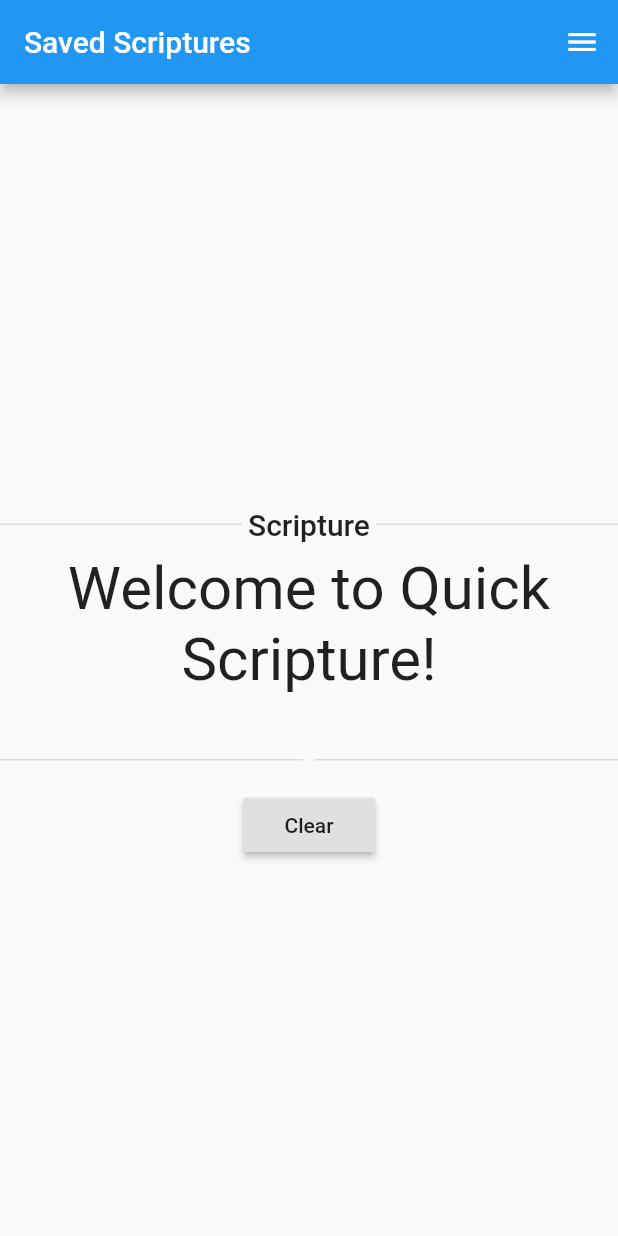
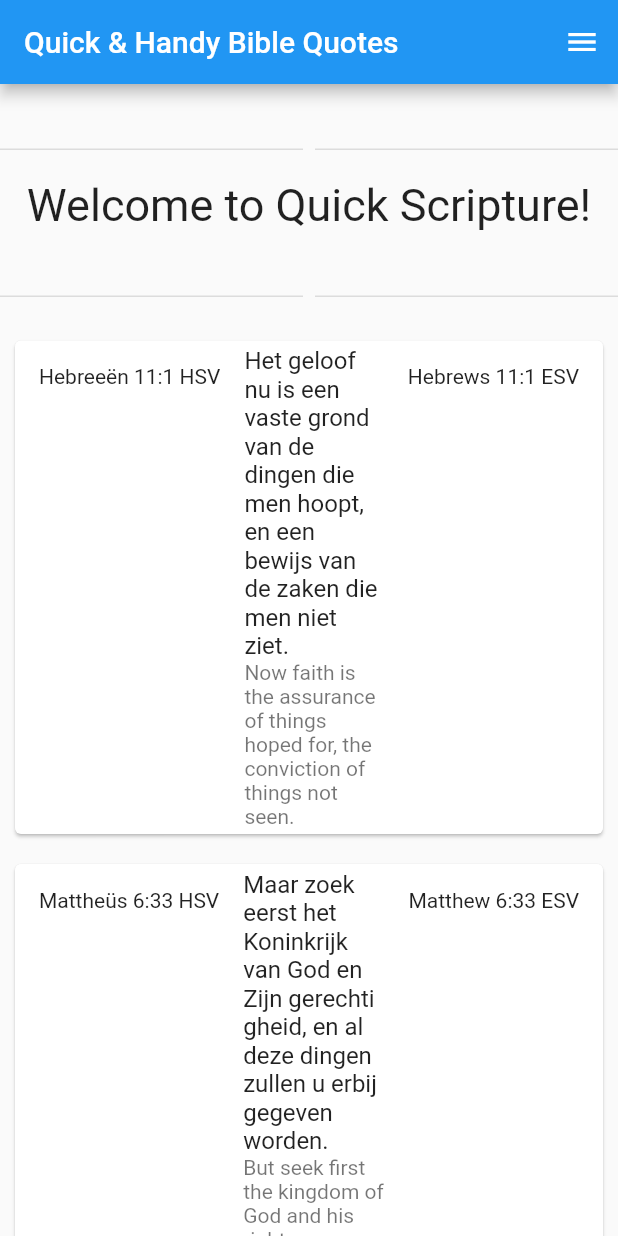
Before and after one commit to PaulWondel/android-app, a Flutter app: the screen it shows after launch, on a phone screen of 412 x 824 dp. Run offline on Flutter 3.47's test engine with Material 2 defaults, Android fonts, the phone set to English and light mode, and no system bars.

Commit message:
first release

```diff
--- /dev/null
+++ b/appie_yappie/assets/texts/example.json
@@ -0,0 +1,6 @@
+{
+    "page_esv": "",
+    "esv": "",
+    "page_hsv": "",
+    "hsv": ""
+}
--- /dev/null
+++ b/appie_yappie/assets/texts/scriptures.json
@@ -0,0 +1,130 @@
+{
+  "items": [
+    {
+      "page_esv": "Hebrews 11:1 ESV",
+      "esv": "Now faith is the assurance of things hoped for, the conviction of things not seen.",
+      "page_hsv": "Hebreeën 11:1 HSV",
+      "hsv": "Het geloof nu is een vaste grond van de dingen die men hoopt, en een bewijs van de zaken die men niet ziet."
+    },
+    {
+      "page_esv": "Matthew 6:33 ESV",
+      "esv": "But seek first the kingdom of God and his righteousness, and all these things will be added to you.",
+      "page_hsv": "Mattheüs 6:33 HSV",
+      "hsv": "Maar zoek eerst het Koninkrijk van God en Zijn gerechtigheid, en al deze dingen zullen u erbij gegeven worden."
+    },
+    {
+      "page_esv": "Acts 10:38 ESV",
+      "esv": "how God anointed Jesus of Nazareth with the Holy Spirit and with power. He went about doing good and healing all who were oppressed by the devil, for God was with him.",
+      "page_hsv": "Handelingen 10:38 HSV",
+      "hsv": "hoe God Jezus van Nazareth gezalfd heeft met de Heilige Geest en met kracht en hoe Hij het land doorgegaan is, terwijl Hij goeddeed en allen die door de duivel overweldigd waren, genas, want God was met Hem."
+    },
+    {
+      "page_esv": "Matthew 6:21 ESV",
+      "esv": "For where your treasure is, there your heart will be also.",
+      "page_hsv": "Mattheüs 6:21 HSV",
+      "hsv": "want waar uw schat is, daar zal ook uw hart zijn."
+    },
+    {
+      "page_esv": "1 Peter 2:24 ESV",
+      "esv": "He himself bore our sins in his body on the tree, that we might die to sin and live to righteousness. By his wounds you have been healed.",
+      "page_hsv": "1 Petrus 2:24 HSV",
+      "hsv": "Die Zelf onze zonden in Zijn lichaam gedragen heeft op het hout, opdat wij, voor de zonden dood, voor de gerechtigheid zouden leven. Door Zijn striemen bent u genezen."
+    },
+    {
+      "page_esv": "Matthew 10:1 ESV",
+      "esv": "And he called to him his twelve disciples and gave them authority over unclean spirits, to cast them out, and to heal every disease and every affliction.",
+      "page_hsv": "Mattheüs 10:1 HSV",
+      "hsv": "En Hij riep Zijn twaalf discipelen bij Zich en gaf hun macht over de onreine geesten om die uit te drijven, en om iedere ziekte en elke kwaal te genezen."
+    },
+    {
+      "page_esv": "Ephesians 1:3 ESV",
+      "esv": "Blessed be the God and Father of our Lord Jesus Christ, who has blessed us in Christ with every spiritual blessing in the heavenly places,",
+      "page_hsv": "Efeze 1:3 HSV",
+      "hsv": "Gezegend zij de God en Vader van onze Heere Jezus Christus, Die ons gezegend heeft met alle geestelijke zegen in de hemelse gewesten in Christus,"
+    },
+    {
+      "page_esv": "Romans 10:17 ESV",
+      "esv": "So faith comes from hearing, and hearing through the word of Christ.",
+      "page_hsv": "Romeinen 10:17 HSV",
+      "hsv": "Zo is dan het geloof uit het gehoor en het gehoor door het Woord van God."
+    },
+    {
+      "page_esv": "John 12:8 ESV",
+      "esv": "For the poor you always have with you, but you do not always have me.”",
+      "page_hsv": "Johannes 12:8 HSV",
+      "hsv": "Want de armen hebt u altijd bij u, maar Mij hebt u niet altijd."
+    },
+    {
+      "page_esv": "Proverbs 23:7 ESV",
+      "esv": "for he is like one who is inwardly calculating. “Eat and drink!” he says to you, but his heart is not with you.",
+      "page_hsv": "Spreuken 23:7 HSV",
+      "hsv": "Want zoals hij bedacht heeft bij zichzelf, zo zal hij tegen u zeggen: Eet en drink, maar zijn hart is niet bij u."
+    },
+    {
+      "page_esv": "Matthew 10:22 ESV",
+      "esv": "and you will be hated by all for my name's sake. But the one who endures to the end will be saved.",
+      "page_hsv": "Mattheüs 10:22 HSV",
+      "hsv": "En u zult door allen gehaat worden omwille van Mijn Naam; maar wie volharden zal tot het einde, die zal zalig worden."
+    },
+    {
+      "page_esv": "Acts 3:19 ESV",
+      "esv": "Repent therefore, and turn back, that your sins may be blotted out,",
+      "page_hsv": "Handelingen 3:19 HSV",
+      "hsv": "Kom dus tot inkeer en bekeer u, opdat uw zonden uitgewist worden en er tijden van verkwikking zullen komen van het aangezicht van de Heere,"
+    },
+    {
+      "page_esv": "Philippians 1:21 ESV",
+      "esv": "For to me to live is Christ, and to die is gain.",
+      "page_hsv": "Filippenzen 1:21 HSV",
+      "hsv": "Want het leven is voor mij Christus en het sterven is voor mij winst."
+    },
+    {
+      "page_esv": "Philippians 2:9 ESV",
+      "esv": "Therefore God has highly exalted him and bestowed on him the name that is above every name,",
+      "page_hsv": "Filippenzen 2:9 HSV",
+      "hsv": "Daarom heeft God Hem ook bovenmate verhoogd en heeft Hem een Naam geschonken boven alle naam,"
+    },
+    {
+      "page_esv": "Romans 10:9 ESV",
+      "esv": "because, if you confess with your mouth that Jesus is Lord and believe in your heart that God raised him from the dead, you will be saved.",
+      "page_hsv": "Romeinen 10:9 HSV",
+      "hsv": "Als u met uw mond de Heere Jezus belijdt en met uw hart gelooft dat God Hem uit de doden heeft opgewekt, zult u zalig worden."
+    },
+    {
+      "page_esv": "Galatians 5:16 ESV",
+      "esv": "But I say, walk by the Spirit, and you will not gratify the desires of the flesh.",
+      "page_hsv": "Galaten 5:16 HSV",
+      "hsv": "Maar ik zeg: Wandel door de Geest en u zult zeker de begeerte van het vlees niet volbrengen."
+    },
+    {
+      "page_esv": "Mark 11:24 ESV",
+      "esv": "Therefore I tell you, whatever you ask in prayer, believe that you have received[a] it, and it will be yours.",
+      "page_hsv": "Markus 11:24 HSV",
+      "hsv": "Daarom zeg Ik u: alles wat u biddend begeert, geloof dat u het ontvangen zult, en het zal u ten deel vallen."
+    },
+    {
+      "page_esv": "John 3:16 ESV",
+      "esv": "“For God so loved the world, that he gave his only Son, that whoever believes in him should not perish but have eternal life.",
+      "page_hsv": "Johannes 3:16 HSV",
+      "hsv": "Want zo lief heeft God de wereld gehad, dat Hij Zijn eniggeboren Zoon gegeven heeft, opdat ieder die in Hem gelooft, niet verloren gaat, maar eeuwig leven heeft."
+    },
+    {
+      "page_esv": "John 14:6 ESV",
+      "esv": "Jesus said to him, “I am the way, and the truth, and the life. No one comes to the Father except through me.",
+      "page_hsv": "Johannes 14:6 HSV",
+      "hsv": "Jezus zei tegen hem: Ik ben de Weg, de Waarheid en het Leven. Niemand komt tot de Vader dan door Mij."
+    },
+    {
+        "page_esv": "John 11:25 ESV",
+        "esv": "Jesus said to her, “I am the resurrection and the life.[a] Whoever believes in me, though he die, yet shall he live,",
+        "page_hsv": "Johannes 11:25 HSV",
+        "hsv": "Jezus zei tegen haar: Ik ben de Opstanding en het Leven; wie in Mij gelooft, zal leven, ook al was hij gestorven,"
+    },
+    {
+        "page_esv": "John 10:18 ESV",
+        "esv": "No one takes it from me, but I lay it down of my own accord. I have authority to lay it down, and I have authority to take it up again. This charge I have received from my Father.”",
+        "page_hsv": "Johannes 10:18 HSV",
+        "hsv": "Niemand neemt het Mij af, maar Ik geef het uit Mijzelf; Ik heb macht het te geven, en heb macht het opnieuw te nemen. Dit gebod heb Ik van Mijn Vader ontvangen."
+    }
+  ]
+}
--- a/appie_yappie/lib/main.dart
+++ b/appie_yappie/lib/main.dart
@@ -1,3 +1,5 @@
+import 'dart:convert';
+
 import 'package:flutter/services.dart' show rootBundle;
 import 'package:flutter/material.dart';
 
@@ -26,7 +28,9 @@ class HomePage extends StatefulWidget {
 
 class _HomePageState extends State<HomePage> {
   String scripture = 'Welcome to Quick Scripture!';
-  String bibleLocation = '';
+  String bibleLocation1 = '';
+  String bibleLocation2 = '';
+  List _scriptureList = [];
 
   final ButtonStyle raisedButtonStyle = ElevatedButton.styleFrom(
     onPrimary: Colors.black87,
@@ -43,27 +47,54 @@ class _HomePageState extends State<HomePage> {
     return Scaffold(
       endDrawer: _scriptureDrawer(context),
       appBar: AppBar(
-        title: const Text('Saved Scriptures'),
+        title: const Text('Quick & Handy Bible Quotes'),
       ),
       body: Container(
         child: Center(
             child: Column(
           mainAxisAlignment: MainAxisAlignment.center,
           children: <Widget>[
-            _localDivider('Scripture', context),
+            _localDivider(bibleLocation1, context),
+            // _localDivider('Scripture', context),
             Text(
               scripture,
-              style: TextStyle(
-                fontSize: 40,
+              style: const TextStyle(
+                fontSize: 30,
               ),
               textAlign: TextAlign.center,
             ),
-            _localDivider(bibleLocation, context),
-            ElevatedButton(
-              style: raisedButtonStyle,
-              onPressed: changeText,
-              child: const Text('Clear'),
-            ),
+            // _localDivider(bibleLocation, context),
+            // ElevatedButton(
+            //   style: raisedButtonStyle,
+            //   onPressed: changeText,
+            //   child: const Text('Clear'),
+            // ),
+            _localDivider(bibleLocation2, context),
+            _scriptureList.isNotEmpty
+                ? Expanded(
+                    child: ListView.builder(
+                      itemCount: _scriptureList.length,
+                      itemBuilder: (context, index) {
+                        return Card(
+                          margin: const EdgeInsets.all(10),
+                          child: ListTile(
+                            leading: Text(_scriptureList[index]["page_hsv"]),
+                            title: Text(_scriptureList[index]["hsv"]),
+                            subtitle: Text(_scriptureList[index]["esv"]),
+                            trailing: Text(_scriptureList[index]["page_esv"]),
+                            onTap: () {
+                              displayVerse(
+                                _scriptureList[index]["hsv"],
+                                _scriptureList[index]["page_hsv"],
+                                _scriptureList[index]["page_esv"],
+                              );
+                            },
+                          ),
+                        );
+                      },
+                    ),
+                  )
+                : Container()
           ],
         )),
       ),
@@ -71,31 +102,38 @@ class _HomePageState extends State<HomePage> {
   }
 
 // Functions
+  void initState() {
+    super.initState();
+    readJson();
+  }
+
+  void displayVerse(
+      String _scripture, String _bibleLocation1, String _bibleLocation2) {
+    setState(() {
+      scripture = _scripture;
+      bibleLocation1 = _bibleLocation1;
+      bibleLocation2 = _bibleLocation2;
+    });
+  }
+
   void changeText() {
     setState(() {
       if (scripture == 'Welcome to Quick Scripture!') {
         scripture = 'Select a Scripture';
-        bibleLocation = '';
+        bibleLocation1 = '';
       } else {
         scripture = 'Welcome to Quick Scripture!';
-        bibleLocation = '';
+        bibleLocation1 = '';
       }
     });
   }
 
-  void scriptureHebrew() {
+  Future<void> readJson() async {
+    final String response =
+        await rootBundle.loadString('assets/texts/scriptures.json');
+    final data = await json.decode(response);
     setState(() {
-      scripture =
-          "Now faith is the assurance of things hoped for, the conviction of things not seen.";
-      bibleLocation = 'Hebrews 11:1 ESV';
-    });
-  }
-
-  void scriptureMatt() {
-    setState(() {
-      scripture =
-          "But seek first the kingdom of God and his righteousness, and all these things will be added to you.";
-      bibleLocation = "Matthew 6:33 ESV";
+      _scriptureList = data["items"];
     });
   }
 
@@ -116,18 +154,18 @@ class _HomePageState extends State<HomePage> {
             ),
             ListTile(
               leading: const Icon(Icons.book),
-              title: const Text('Hebrew 11: 1'),
-              onTap: scriptureHebrew,
+              title: const Text('Coming Soon'),
+              onTap: () {},
             ),
             ListTile(
               leading: const Icon(Icons.book),
-              title: const Text('Matthew 6:33'),
-              onTap: scriptureMatt,
+              title: const Text('Coming Soon'),
+              onTap: () {},
             ),
             const Padding(
               padding: EdgeInsets.all(16.0),
               child: Text(
-                'Label',
+                'Coming Soon',
               ),
             ),
           ],
```
Also changed, not shown: appie_yappie/pubspec.yaml (+11 -4 lines), 2 other files.
